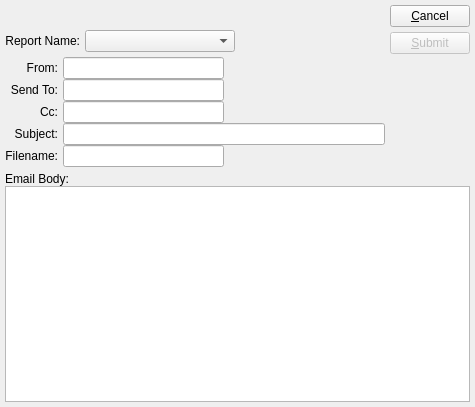
Pegasus-RPG/xtuple-client, file guiclient/deliverSalesOrder.ui: the form before one commit.
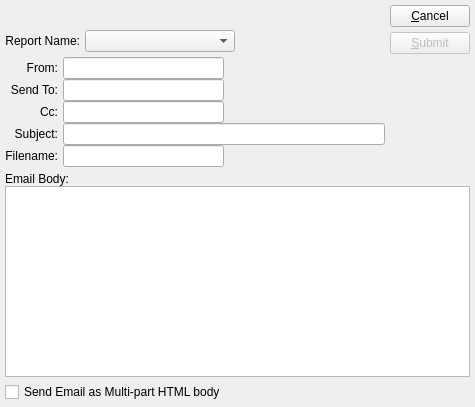
The form after the commit. Custom widgets are drawn as their Qt base class.

Commit message: Added code to allow marking a batch job to send email as a multi-part html. Issue #6807.

```diff
--- a/guiclient/deliverSalesOrder.ui
+++ b/guiclient/deliverSalesOrder.ui
@@ -352,6 +352,13 @@
      </layout>
     </widget>
    </item>
+   <item>
+    <widget class="QCheckBox" name="_emailHTML" >
+     <property name="text" >
+      <string>Send Email as Multi-part HTML body</string>
+     </property>
+    </widget>
+   </item>
   </layout>
  </widget>
  <layoutdefault spacing="5" margin="5" />
```
Left out of the diff: 2 changed lines with no effect on the pictures. The commit also changes 5 other files.
